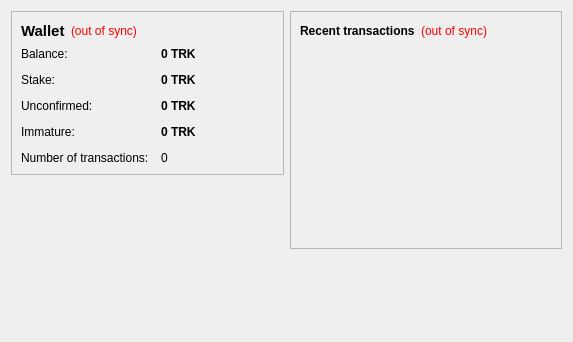
The window that src/qt/forms/overviewpage.ui (truckit/Truckcoin) describes before a commit, drawn with Qt 5.
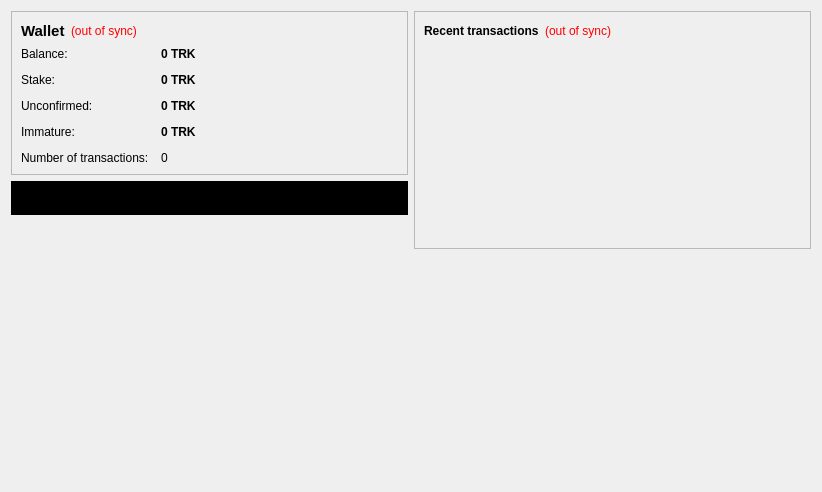
The same window after the commit. Icons and pictures are not drawn.

Commit message: New overviewpage logo, version bump to 0.9.5.0

The edit to the form file:
```diff
--- a/src/qt/forms/overviewpage.ui
+++ b/src/qt/forms/overviewpage.ui
@@ -6,8 +6,8 @@
    <rect>
     <x>0</x>
     <y>0</y>
-    <width>573</width>
-    <height>342</height>
+    <width>822</width>
+    <height>492</height>
    </rect>
   </property>
   <property name="windowTitle">
@@ -218,6 +218,37 @@
        </layout>
       </widget>
      </item>
+     <item>
+      <widget class="QFrame" name="frame_3">
+       <property name="styleSheet">
+        <string notr="true">background-color: rgb(0, 0, 0);</string>
+       </property>
+       <property name="frameShape">
+        <enum>QFrame::StyledPanel</enum>
+       </property>
+       <property name="frameShadow">
+        <enum>QFrame::Raised</enum>
+       </property>
+       <layout class="QVBoxLayout" name="verticalLayout_5">
+        <item>
+         <widget class="QLabel" name="label_6">
+          <property name="text">
+           <string/>
+          </property>
+          <property name="pixmap">
+           <pixmap resource="../bitcoin.qrc">:/images/wallet2</pixmap>
+          </property>
+          <property name="scaledContents">
+           <bool>false</bool>
+          </property>
+          <property name="alignment">
+           <set>Qt::AlignCenter</set>
+          </property>
+         </widget>
+        </item>
+       </layout>
+      </widget>
+     </item>
      <item>
       <spacer name="verticalSpacer">
        <property name="orientation">
@@ -231,25 +262,6 @@
        </property>
       </spacer>
      </item>
-     <item>
-      <widget class="QLabel" name="label_6">
-       <property name="text">
-        <string/>
-       </property>
-       <property name="pixmap">
-        <pixmap resource="../bitcoin.qrc">:/images/backg</pixmap>
-       </property>
-       <property name="scaledContents">
-        <bool>false</bool>
-       </property>
-       <property name="alignment">
-        <set>Qt::AlignCenter</set>
-       </property>
-       <property name="margin">
-        <number>-2</number>
-       </property>
-      </widget>
-     </item>
     </layout>
    </item>
    <item>
```
Left out of the diff: 4 changed lines with no effect on the pictures. The commit also changes 3 other files.
